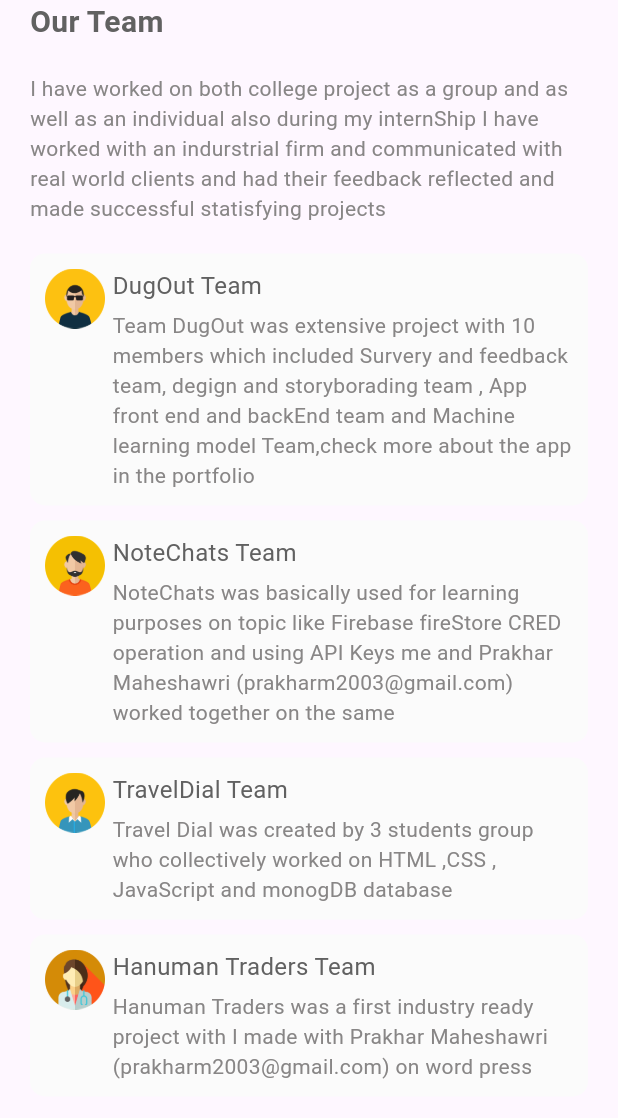
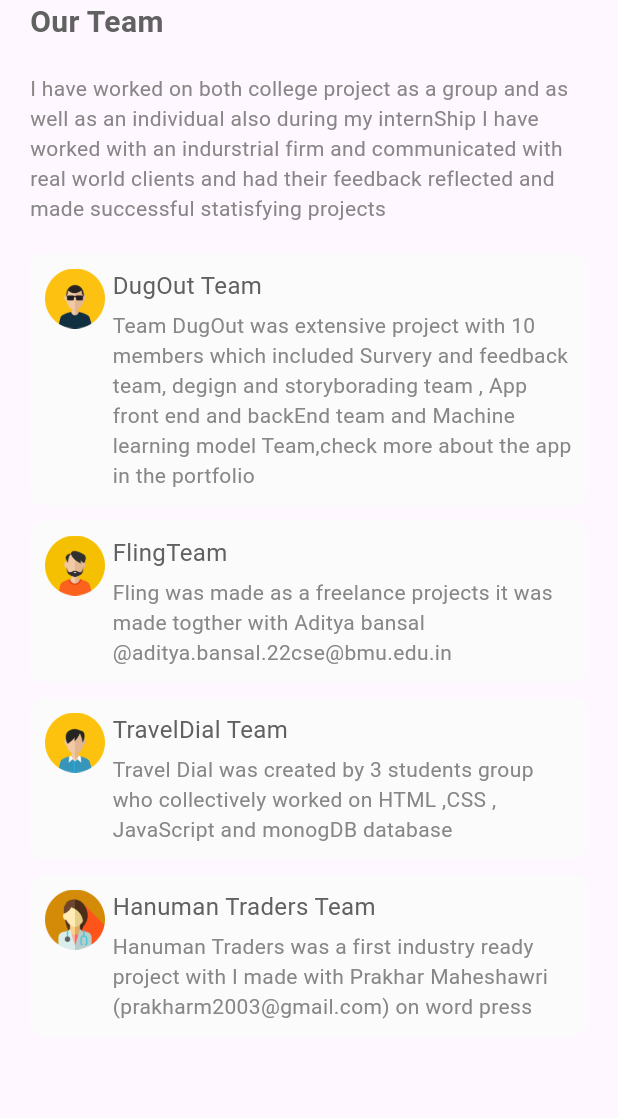
Before and after one commit to khushalrajoria/Flutter-Profile, a Flutter app: the TeamPage widget shown alone on an empty page, opened directly, on a phone screen of 412 x 824 dp. Shown: the top 1118 px of the screen. Run offline on Flutter 3.47's test engine with Material 3 defaults, Android fonts, the phone set to English and light mode, and no system bars; our stand-ins replace animated_splash_screen, cached_network_image, cloud_firestore, firebase_core, flutter_svg, full_screen_image and 1 more; accounts and stored records are empty.

Commit message:
updated teams

```diff
--- a/lib/pages/team_page.dart
+++ b/lib/pages/team_page.dart
@@ -8,11 +8,12 @@ class TeamPage extends StatelessWidget {
   var descriptions =
       "Team DugOut was extensive project with 10 members which included Survery and feedback team, degign and storyborading team , App front end and backEnd team and Machine learning model Team,check more about the app in the portfolio";
   var descriptions1 =
-      "NoteChats was basically used for learning purposes on topic like Firebase fireStore CRED operation and using API Keys me and Prakhar Maheshawri (prakharm2003@gmail.com) worked together on the same ";
+      "Fling was made as a freelance projects it was made togther with Aditya bansal @aditya.bansal.22cse@bmu.edu.in";
   var descriptions2 =
       "Travel Dial was created by 3 students group who collectively worked on HTML ,CSS , JavaScript and monogDB database";
   var descriptions3 =
       "Hanuman Traders was a first industry ready project with I made with Prakhar Maheshawri (prakharm2003@gmail.com) on word press";
+
 
   @override
   Widget build(BuildContext context) {
@@ -36,7 +37,7 @@ class TeamPage extends StatelessWidget {
             height: 10,
           ),
           _itemWidget("DugOut Team", "assets/avtar1.png", descriptions),
-          _itemWidget("NoteChats Team", "assets/avtar2.png", descriptions1),
+          _itemWidget("FlingTeam", "assets/avtar2.png", descriptions1),
           _itemWidget("TravelDial Team", "assets/avtar3.png", descriptions2),
           _itemWidget("Hanuman Traders Team", "assets/avtar4.png", descriptions3),
         ],
```
